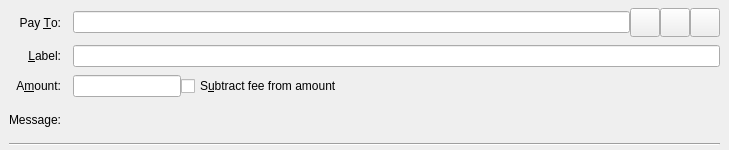
Old version of the form src/qt/forms/sendcoinsentry.ui in the repository MrSlosh/NewYorkCoin-AuxPow.
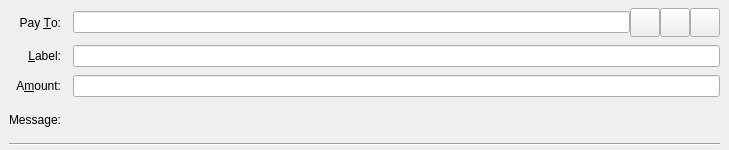
New version of the form. Icons and pictures are not drawn. Custom widgets are drawn as their Qt base class.

Commit message: Remove Fee Dialogs

Patch:
```diff
--- a/src/qt/forms/sendcoinsentry.ui
+++ b/src/qt/forms/sendcoinsentry.ui
@@ -168,14 +168,6 @@
        <widget class="BitcoinAmountField" name="payAmount"/>
       </item>
       <item>
-       <widget class="QCheckBox" name="checkboxSubtractFeeFromAmount">
-        <property name="toolTip">
-         <string>The fee will be deducted from the amount being sent. The recipient will receive less newyorkcoins than you enter in the amount field. If multiple recipients are selected, the fee is split equally.</string>
-        </property>
-        <property name="text">
-         <string>S&amp;ubtract fee from amount</string>
-        </property>
-       </widget>
       </item>
      </layout>
     </item>
```
The commit also changes 2 other files.
